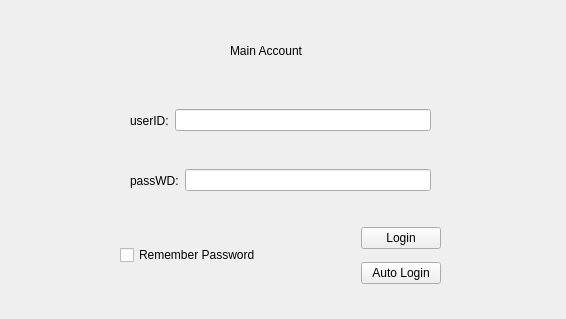
Qt form UI/main_login.ui (Country-If/TeraCloud) before a commit.
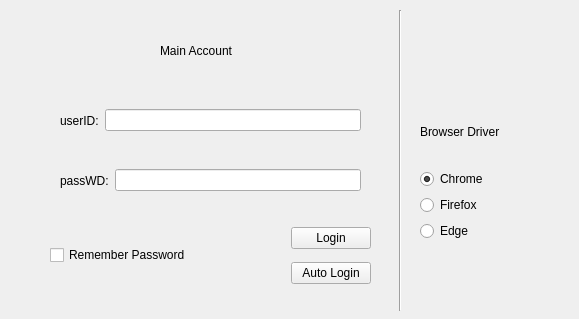
The same form after that commit.

What changed in the file:
```diff
--- a/UI/main_login.ui
+++ b/UI/main_login.ui
@@ -6,7 +6,7 @@
    <rect>
     <x>0</x>
     <y>0</y>
-    <width>566</width>
+    <width>579</width>
     <height>319</height>
    </rect>
   </property>
@@ -16,7 +16,7 @@
   <widget class="QLabel" name="label_3">
    <property name="geometry">
     <rect>
-     <x>230</x>
+     <x>160</x>
      <y>20</y>
      <width>171</width>
      <height>61</height>
@@ -29,7 +29,7 @@
   <widget class="QWidget" name="layoutWidget">
    <property name="geometry">
     <rect>
-     <x>130</x>
+     <x>60</x>
      <y>100</y>
      <width>301</width>
      <height>41</height>
@@ -51,7 +51,7 @@
   <widget class="QWidget" name="layoutWidget">
    <property name="geometry">
     <rect>
-     <x>130</x>
+     <x>60</x>
      <y>160</y>
      <width>301</width>
      <height>41</height>
@@ -74,10 +74,10 @@
     </item>
    </layout>
   </widget>
-  <widget class="QWidget" name="">
+  <widget class="QWidget" name="layoutWidget">
    <property name="geometry">
     <rect>
-     <x>120</x>
+     <x>50</x>
      <y>220</y>
      <width>321</width>
      <height>71</height>
@@ -117,6 +117,68 @@
     </item>
    </layout>
   </widget>
+  <widget class="QWidget" name="verticalLayoutWidget">
+   <property name="geometry">
+    <rect>
+     <x>420</x>
+     <y>100</y>
+     <width>141</width>
+     <height>141</height>
+    </rect>
+   </property>
+   <layout class="QVBoxLayout" name="verticalLayout_2">
+    <item>
+     <widget class="QLabel" name="label_4">
+      <property name="sizePolicy">
+       <sizepolicy hsizetype="Preferred" vsizetype="Expanding">
+        <horstretch>0</horstretch>
+        <verstretch>0</verstretch>
+       </sizepolicy>
+      </property>
+      <property name="text">
+       <string>Browser Driver</string>
+      </property>
+     </widget>
+    </item>
+    <item>
+     <widget class="QRadioButton" name="Chrome_btn">
+      <property name="text">
+       <string>Chrome</string>
+      </property>
+      <property name="checked">
+       <bool>true</bool>
+      </property>
+     </widget>
+    </item>
+    <item>
+     <widget class="QRadioButton" name="Firefox_btn">
+      <property name="text">
+       <string>Firefox</string>
+      </property>
+     </widget>
+    </item>
+    <item>
+     <widget class="QRadioButton" name="Edge_btn">
+      <property name="text">
+       <string>Edge</string>
+      </property>
+     </widget>
+    </item>
+   </layout>
+  </widget>
+  <widget class="Line" name="line">
+   <property name="geometry">
+    <rect>
+     <x>390</x>
+     <y>10</y>
+     <width>21</width>
+     <height>301</height>
+    </rect>
+   </property>
+   <property name="orientation">
+    <enum>Qt::Vertical</enum>
+   </property>
+  </widget>
  </widget>
  <resources/>
  <connections/>
```
